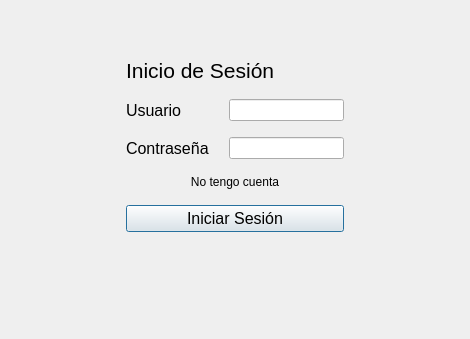
The window that vtnLogin.ui (clch2409/biblioteca_personal_pyqt) describes before a commit, drawn with Qt 5.
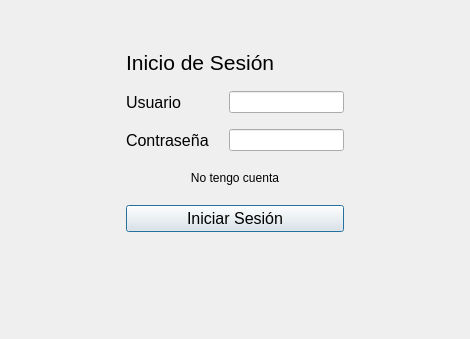
The same window after the commit.

Commit message: Funciona correctamente el apartado de registro

Diff of the .ui file:
```diff
--- a/vtnLogin.ui
+++ b/vtnLogin.ui
@@ -157,12 +157,12 @@
     <widget class="QLineEdit" name="txtUsuario"/>
    </item>
    <item row="4" column="1" colspan="2">
-    <widget class="QLabel" name="lblRegistro">
+    <widget class="QPushButton" name="btnRegistro">
      <property name="text">
       <string>No tengo cuenta</string>
      </property>
-     <property name="alignment">
-      <set>Qt::AlignmentFlag::AlignCenter</set>
+     <property name="flat">
+      <bool>true</bool>
      </property>
     </widget>
    </item>
```
Left out of the diff: 112 changed lines with no effect on the pictures. The commit also changes 4 other files.
